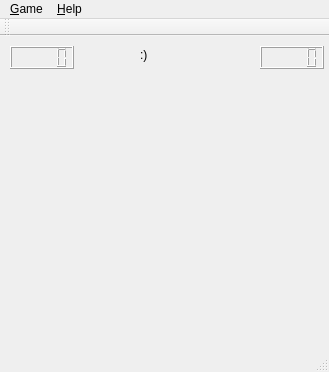
The window that Minesweeper/mainwindow.ui (JalPaca/Minesweeper) describes before a commit, drawn with Qt 5.
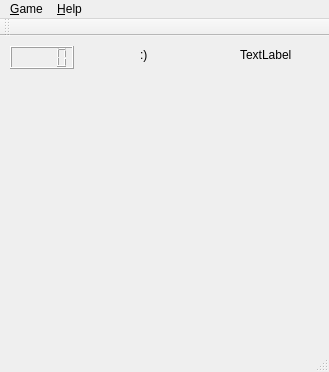
The same window after the commit.

Commit message:
Created MineSweeperButton inheritng QPushButton class to enable right click.
Scoring is incomplete.

Debug messages added.

```diff
--- a/Minesweeper/mainwindow.ui
+++ b/Minesweeper/mainwindow.ui
@@ -57,15 +57,18 @@
      </property>
     </layout>
    </widget>
-   <widget class="QLCDNumber" name="lcdNumber_2">
+   <widget class="QLabel" name="timerLabel">
     <property name="geometry">
      <rect>
-      <x>260</x>
+      <x>240</x>
       <y>10</y>
-      <width>64</width>
-      <height>23</height>
+      <width>67</width>
+      <height>17</height>
      </rect>
     </property>
+    <property name="text">
+     <string>TextLabel</string>
+    </property>
    </widget>
   </widget>
   <widget class="QMenuBar" name="menuBar">
```
Left out of the diff: 2 changed lines with no effect on the pictures. The commit also changes 7 other files.
